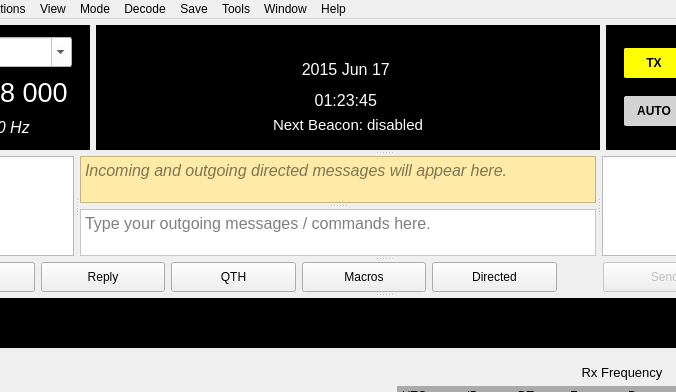
The window that mainwindow.ui (qcmiao1998/js8call) describes before a commit, drawn with Qt 5; both pictures show x 96 to 772 and y 0 to 392 of the 960 by 925 pixel window.
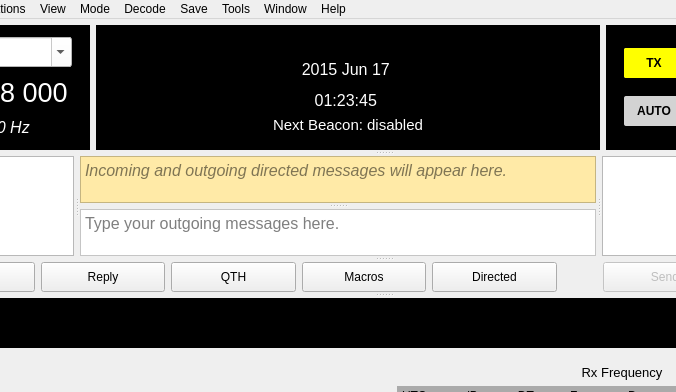
The same window after the commit. Custom widgets are drawn as their Qt base class.

Commit message: Updated message textbox placeholder default

```diff
--- a/mainwindow.ui
+++ b/mainwindow.ui
@@ -1118,7 +1118,7 @@
           <bool>false</bool>
          </property>
          <property name="placeholderText">
-          <string>Type your outgoing messages / commands here.</string>
+          <string>Type your outgoing messages here.</string>
          </property>
         </widget>
        </widget>
```
